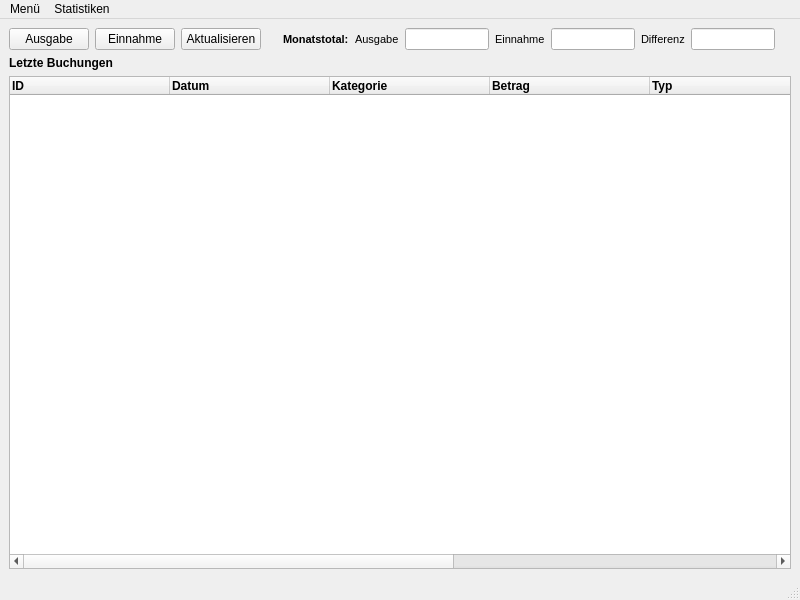
First picture: the form in ui/mainwindow.ui, repository FabianGuillemin/expenseManager, before the edit.
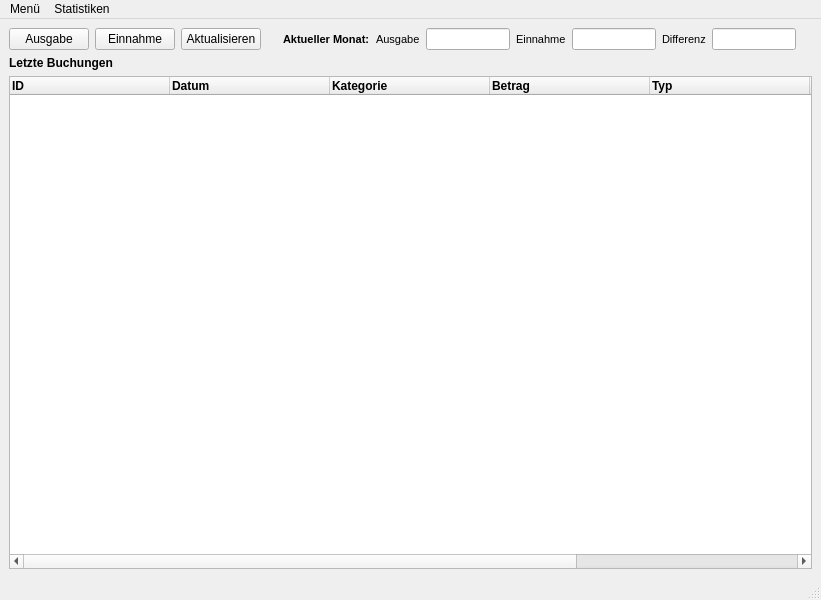
Second picture: the form after the edit.

Patch:
```diff
--- a/ui/mainwindow.ui
+++ b/ui/mainwindow.ui
@@ -6,7 +6,7 @@
    <rect>
     <x>0</x>
     <y>0</y>
-    <width>800</width>
+    <width>821</width>
     <height>600</height>
    </rect>
   </property>
@@ -61,7 +61,7 @@
          </font>
         </property>
         <property name="text">
-         <string>Monatstotal:</string>
+         <string>Aktueller Monat:</string>
         </property>
        </widget>
       </item>
@@ -333,7 +333,7 @@
     <rect>
      <x>0</x>
      <y>0</y>
-     <width>800</width>
+     <width>821</width>
      <height>26</height>
     </rect>
    </property>
```
